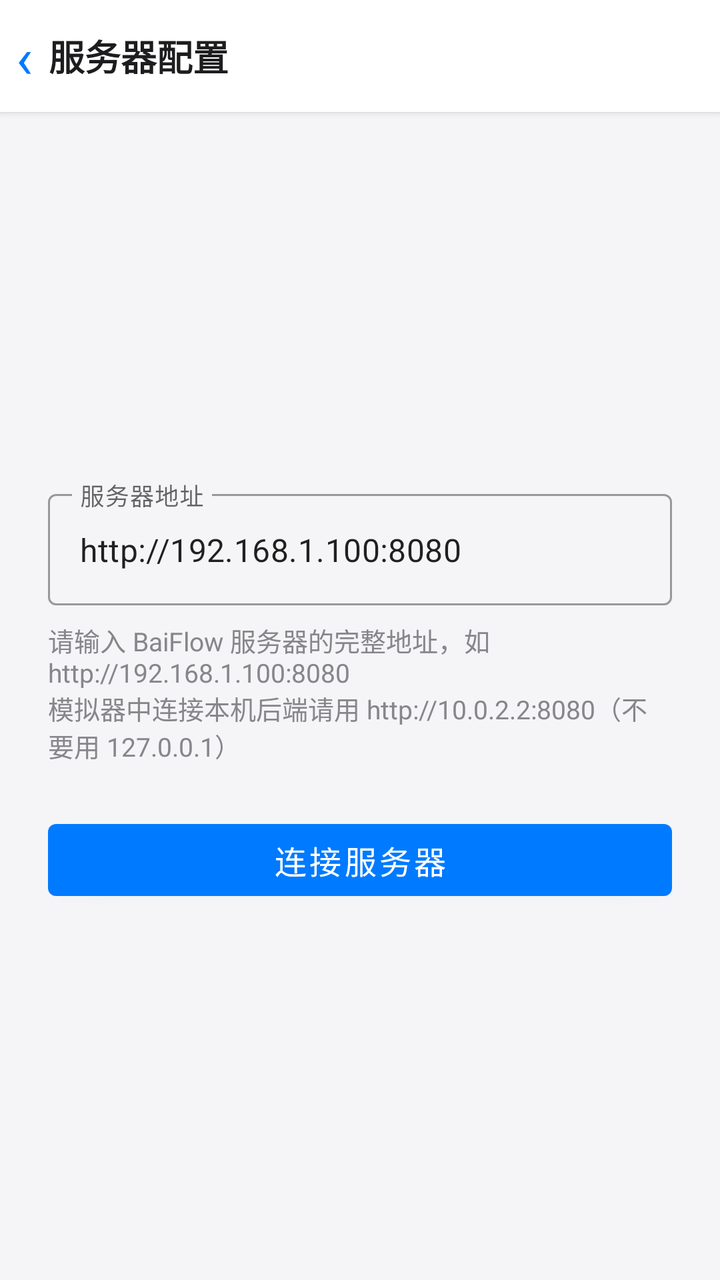
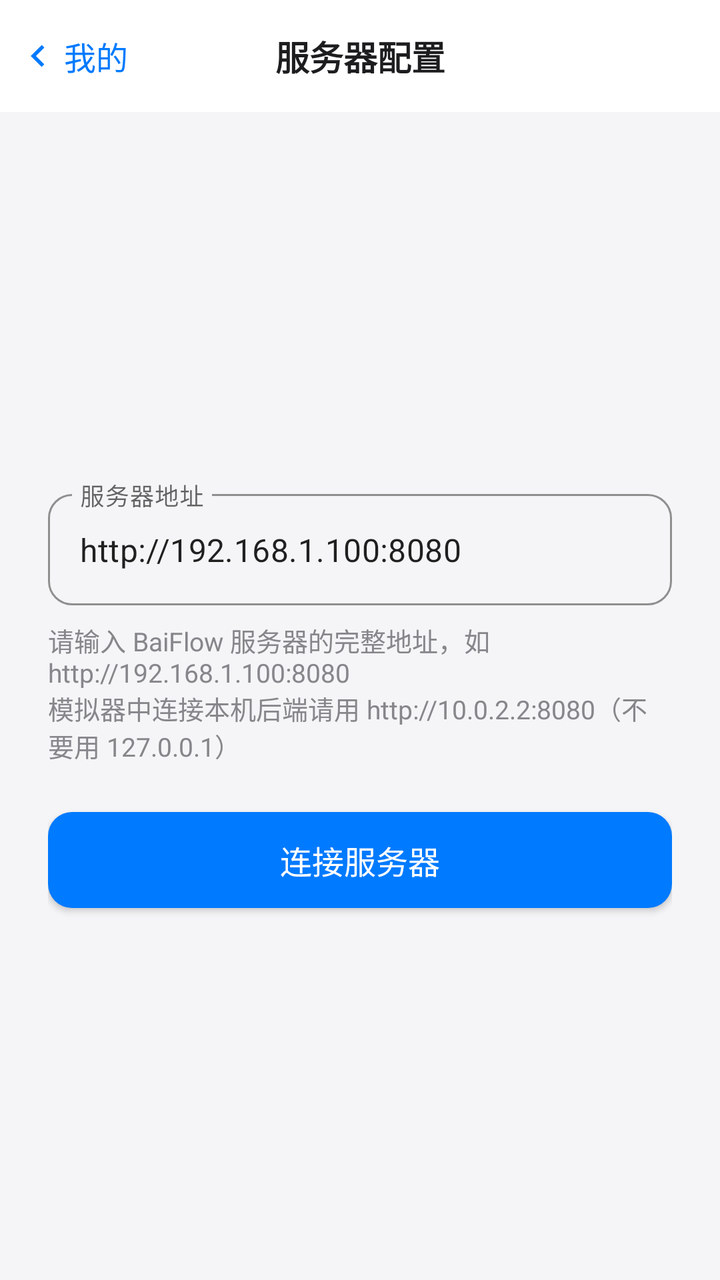

Before-and-after screenshots of an Android layout around one commit, followed by the original layout XML and the change that was made.
<!-- AndroidManifest.xml: application theme Theme.BaiFlow -->
<!-- res/layout/activity_server_config.xml -->
<?xml version="1.0" encoding="utf-8"?>
<LinearLayout xmlns:android="http://schemas.android.com/apk/res/android"
    android:orientation="vertical"
    android:layout_width="match_parent"
    android:layout_height="match_parent"
    android:background="@color/background">

    
    <LinearLayout
        android:layout_width="match_parent"
        android:layout_height="56dp"
        android:orientation="horizontal"
        android:gravity="center_vertical"
        android:background="@color/white"
        android:elevation="2dp">

        <TextView
            android:id="@+id/btnBack"
            android:layout_width="wrap_content"
            android:layout_height="match_parent"
            android:gravity="center"
            android:paddingStart="8dp"
            android:paddingEnd="8dp"
            android:text="‹"
            android:textSize="28sp"
            android:textColor="@color/accent"
            android:background="?android:attr/selectableItemBackground" />

        <TextView
            android:layout_width="0dp"
            android:layout_height="wrap_content"
            android:layout_weight="1"
            android:paddingEnd="16dp"
            android:text="服务器配置"
            android:textSize="18sp"
            android:textColor="@color/text_primary"
            android:textStyle="bold" />
    </LinearLayout>

    
    <LinearLayout
        android:orientation="vertical"
        android:layout_width="match_parent"
        android:layout_height="0dp"
        android:layout_weight="1"
        android:padding="24dp"
        android:gravity="center">

        <com.google.android.material.textfield.TextInputLayout
            android:layout_width="match_parent"
            android:layout_height="wrap_content"
            android:hint="服务器地址"
            style="@style/Widget.MaterialComponents.TextInputLayout.OutlinedBox">

            <com.google.android.material.textfield.TextInputEditText
                android:id="@+id/etServerUrl"
                android:layout_width="match_parent"
                android:layout_height="wrap_content"
                android:inputType="textUri"
                android:text="http://192.168.1.100:8080" />
        </com.google.android.material.textfield.TextInputLayout>

        <TextView
            android:layout_width="match_parent"
            android:layout_height="wrap_content"
            android:text="请输入 BaiFlow 服务器的完整地址，如 http://192.168.1.100:8080\n模拟器中连接本机后端请用 http://10.0.2.2:8080（不要用 127.0.0.1）"
            android:textSize="13sp"
            android:textColor="@color/text_secondary"
            android:layout_marginTop="8dp"
            android:layout_marginBottom="24dp" />

        <com.google.android.material.button.MaterialButton
            android:id="@+id/btnConnect"
            android:layout_width="match_parent"
            android:layout_height="48dp"
            android:text="连接服务器"
            android:textSize="16sp" />

        <TextView
            android:id="@+id/tvError"
            android:layout_width="match_parent"
            android:layout_height="wrap_content"
            android:textColor="#EF4444"
            android:textSize="14sp"
            android:gravity="center"
            android:layout_marginTop="16dp"
            android:visibility="gone" />

    </LinearLayout>

</LinearLayout>
<!-- resources referenced by this layout -->
<resources>
  <color name="accent">#007AFF</color>
  <color name="background">#F5F5F7</color>
  <color name="text_primary">#1D1D1F</color>
  <color name="text_secondary">#86868B</color>
  <color name="white">#FFFFFF</color>
  <style name="Theme.BaiFlow" parent="Theme.MaterialComponents.Light.NoActionBar">
          <item name="colorPrimary">@color/primary</item>
          <item name="colorPrimaryVariant">@color/primary_dark</item>
          <item name="colorOnPrimary">@color/white</item>
          <item name="colorSecondary">@color/accent</item>
          <item name="android:statusBarColor">@color/primary</item>
      </style>
  <color name="primary">#007AFF</color>
  <color name="primary_dark">#0066D6</color>
</resources>

<!-- the commit's change to res/layout/activity_server_config.xml (unified diff, before → after) -->
@@ -6,36 +6,43 @@
     android:background="@color/background">
 
     
-    <LinearLayout
+    <FrameLayout
+        style="@style/Ios.Header"
         android:layout_width="match_parent"
-        android:layout_height="56dp"
-        android:orientation="horizontal"
-        android:gravity="center_vertical"
-        android:background="@color/white"
-        android:elevation="2dp">
+        android:layout_height="56dp">
 
+        
         <TextView
+            style="@style/Ios.Header.Title"
+            android:layout_width="match_parent"
+            android:layout_height="match_parent"
+            android:gravity="center"
+            android:text="服务器配置" />
+
+        
+        <LinearLayout
             android:id="@+id/btnBack"
             android:layout_width="wrap_content"
             android:layout_height="match_parent"
-            android:gravity="center"
+            android:orientation="horizontal"
+            android:gravity="center_vertical"
             android:paddingStart="8dp"
-            android:paddingEnd="8dp"
-            android:text="‹"
-            android:textSize="28sp"
-            android:textColor="@color/accent"
-            android:background="?android:attr/selectableItemBackground" />
+            android:paddingEnd="12dp">
 
-        <TextView
-            android:layout_width="0dp"
-            android:layout_height="wrap_content"
-            android:layout_weight="1"
-            android:paddingEnd="16dp"
-            android:text="服务器配置"
-            android:textSize="18sp"
-            android:textColor="@color/text_primary"
-            android:textStyle="bold" />
-    </LinearLayout>
+            <ImageView
+                android:layout_width="22dp"
+                android:layout_height="22dp"
+                android:src="@drawable/ic_back_chevron"
+                android:contentDescription="返回" />
+
+            <TextView
+                style="@style/Ios.Header.BackLabel"
+                android:layout_width="wrap_content"
+                android:layout_height="wrap_content"
+                android:text="我的"
+                android:layout_marginStart="2dp" />
+        </LinearLayout>
+    </FrameLayout>
 
     
     <LinearLayout
@@ -50,7 +57,7 @@
             android:layout_width="match_parent"
             android:layout_height="wrap_content"
             android:hint="服务器地址"
-            style="@style/Widget.MaterialComponents.TextInputLayout.OutlinedBox">
+            style="@style/Ios.TextInput">
 
             <com.google.android.material.textfield.TextInputEditText
                 android:id="@+id/etServerUrl"
@@ -71,10 +78,10 @@
 
         <com.google.android.material.button.MaterialButton
             android:id="@+id/btnConnect"
+            style="@style/Ios.Button.Primary"
             android:layout_width="match_parent"
             android:layout_height="48dp"
-            android:text="连接服务器"
-            android:textSize="16sp" />
+            android:text="连接服务器" />
 
         <TextView
             android:id="@+id/tvError"
<!-- resource entries referenced after the edit -->
@@ -4,6 +4,41 @@
   <color name="background">#F5F5F7</color>
   <color name="text_primary">#1D1D1F</color>
   <color name="text_secondary">#86868B</color>
+  <!-- drawable ic_back_chevron (drawable) -->
+  <vector xmlns:android="http://schemas.android.com/apk/res/android"
+      android:width="24dp"
+      android:height="24dp"
+      android:viewportWidth="24"
+      android:viewportHeight="24">
+      <path
+          android:fillColor="@color/accent"
+          android:pathData="M15.41,7.41L14,6L8,12L14,18L15.41,16.59L10.83,12L15.41,7.41Z" />
+  </vector>
+  <style name="Ios.Button.Primary">
+          <item name="backgroundTint">@color/accent</item>
+          <item name="android:textColor">@color/white</item>
+      </style>
+  <style name="Ios.Header">
+          <item name="android:background">@color/white</item>
+      </style>
+  <style name="Ios.Header.BackLabel">
+          <item name="android:textSize">16sp</item>
+          <item name="android:textColor">@color/accent</item>
+      </style>
+  <style name="Ios.Header.Title">
+          <item name="android:textSize">17sp</item>
+          <item name="android:textStyle">bold</item>
+          <item name="android:textColor">@color/text_primary</item>
+      </style>
+  <style name="Ios.TextInput" parent="Widget.MaterialComponents.TextInputLayout.OutlinedBox">
+          <item name="boxCornerRadiusTopStart">12dp</item>
+          <item name="boxCornerRadiusTopEnd">12dp</item>
+          <item name="boxCornerRadiusBottomStart">12dp</item>
+          <item name="boxCornerRadiusBottomEnd">12dp</item>
+          <item name="boxStrokeColor">@color/text_secondary</item>
+          <item name="boxStrokeWidth">1dp</item>
+          <item name="hintTextColor">@color/text_secondary</item>
+      </style>
   <color name="white">#FFFFFF</color>
   <style name="Theme.BaiFlow" parent="Theme.MaterialComponents.Light.NoActionBar">
           <item name="colorPrimary">@color/primary</item>
